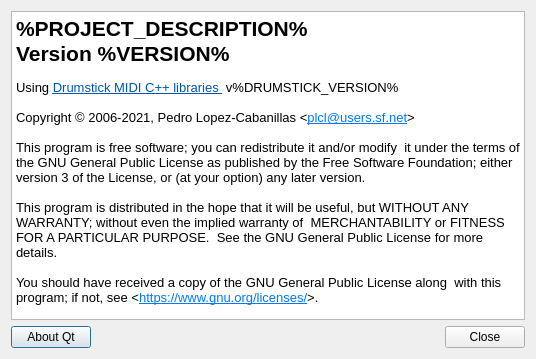
pedrolcl/dmidiplayer, file playerabout.ui: the form before one commit.
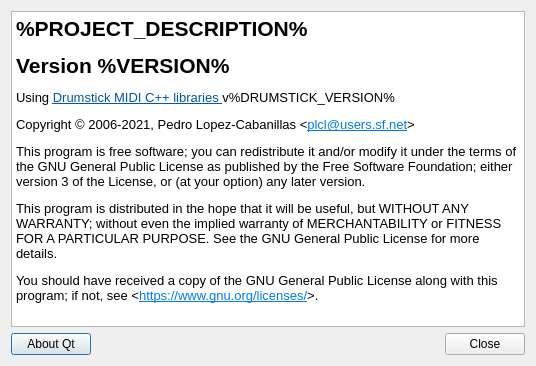
The form after the commit. Icons and pictures are not drawn.

Patch:
```diff
--- a/playerabout.ui
+++ b/playerabout.ui
@@ -7,7 +7,7 @@
     <x>0</x>
     <y>0</y>
     <width>536</width>
-    <height>359</height>
+    <height>366</height>
    </rect>
   </property>
   <property name="windowTitle">
@@ -31,18 +31,13 @@
 &lt;html&gt;&lt;head&gt;&lt;meta name=&quot;qrichtext&quot; content=&quot;1&quot; /&gt;&lt;style type=&quot;text/css&quot;&gt;
 p, li { white-space: pre-wrap; }
 &lt;/style&gt;&lt;/head&gt;&lt;body style=&quot; font-family:'Noto Sans'; font-size:10pt; font-weight:400; font-style:normal;&quot;&gt;
-&lt;p style=&quot; margin-top:0px; margin-bottom:0px; margin-left:0px; margin-right:0px; -qt-block-indent:0; text-indent:0px;&quot;&gt;&lt;span style=&quot; font-family:'Sans Serif'; font-size:16pt; font-weight:600;&quot;&gt;%PROJECT_DESCRIPTION%&lt;/span&gt;&lt;/p&gt;
-&lt;p style=&quot; margin-top:0px; margin-bottom:0px; margin-left:0px; margin-right:0px; -qt-block-indent:0; text-indent:0px;&quot;&gt;&lt;span style=&quot; font-family:'Sans Serif'; font-size:16pt; font-weight:600;&quot;&gt;Version %VERSION%&lt;/span&gt;&lt;/p&gt;
-&lt;p style=&quot;-qt-paragraph-type:empty; margin-top:0px; margin-bottom:0px; margin-left:0px; margin-right:0px; -qt-block-indent:0; text-indent:0px; font-family:'Sans Serif'; font-size:9pt;&quot;&gt;&lt;br /&gt;&lt;/p&gt;
-&lt;p style=&quot; margin-top:0px; margin-bottom:0px; margin-left:0px; margin-right:0px; -qt-block-indent:0; text-indent:0px;&quot;&gt;&lt;span style=&quot; font-family:'Sans Serif';&quot;&gt;Using &lt;/span&gt;&lt;a href=&quot;https://drumstick.sourceforge.io&quot;&gt;&lt;span style=&quot; font-family:'DejaVu Sans'; text-decoration: underline; color:#0057ae;&quot;&gt;Drumstick MIDI C++ libraries &lt;/span&gt;&lt;/a&gt;&lt;span style=&quot; font-family:'Sans Serif';&quot;&gt; v%DRUMSTICK_VERSION%&lt;/span&gt;&lt;/p&gt;
-&lt;p style=&quot;-qt-paragraph-type:empty; margin-top:0px; margin-bottom:0px; margin-left:0px; margin-right:0px; -qt-block-indent:0; text-indent:0px; font-family:'Sans Serif';&quot;&gt;&lt;br /&gt;&lt;/p&gt;
-&lt;p style=&quot; margin-top:0px; margin-bottom:0px; margin-left:0px; margin-right:0px; -qt-block-indent:0; text-indent:0px;&quot;&gt;&lt;span style=&quot; font-family:'Sans Serif';&quot;&gt;Copyright © 2006-2021, Pedro Lopez-Cabanillas &amp;lt;&lt;/span&gt;&lt;a href=&quot;mailto:plcl@users.sf.net?subject=dmidiplayer&quot;&gt;&lt;span style=&quot; text-decoration: underline; color:#007af4;&quot;&gt;plcl@users.sf.net&lt;/span&gt;&lt;/a&gt;&lt;span style=&quot; font-family:'Sans Serif';&quot;&gt;&amp;gt;&lt;/span&gt;&lt;/p&gt;
-&lt;p style=&quot; margin-top:0px; margin-bottom:0px; margin-left:0px; margin-right:0px; -qt-block-indent:0; text-indent:0px;&quot;&gt;&lt;span style=&quot; font-family:'Sans Serif';&quot;&gt; &lt;/span&gt;&lt;/p&gt;
-&lt;p style=&quot; margin-top:0px; margin-bottom:0px; margin-left:0px; margin-right:0px; -qt-block-indent:0; text-indent:0px;&quot;&gt;&lt;span style=&quot; font-family:'Sans Serif';&quot;&gt;This program is free software; you can redistribute it and/or modify  it under the terms of the GNU General Public License as published by the Free Software Foundation; either version 3 of the License, or (at your option) any later version.&lt;/span&gt;&lt;/p&gt;
-&lt;p style=&quot; margin-top:0px; margin-bottom:0px; margin-left:0px; margin-right:0px; -qt-block-indent:0; text-indent:0px;&quot;&gt;&lt;span style=&quot; font-family:'Sans Serif';&quot;&gt; &lt;/span&gt;&lt;/p&gt;
-&lt;p style=&quot; margin-top:0px; margin-bottom:0px; margin-left:0px; margin-right:0px; -qt-block-indent:0; text-indent:0px;&quot;&gt;&lt;span style=&quot; font-family:'Sans Serif';&quot;&gt;This program is distributed in the hope that it will be useful, but WITHOUT ANY WARRANTY; without even the implied warranty of  MERCHANTABILITY or FITNESS FOR A PARTICULAR PURPOSE.  See the GNU General Public License for more details.&lt;/span&gt;&lt;/p&gt;
-&lt;p style=&quot; margin-top:0px; margin-bottom:0px; margin-left:0px; margin-right:0px; -qt-block-indent:0; text-indent:0px;&quot;&gt;&lt;span style=&quot; font-family:'Sans Serif';&quot;&gt; &lt;/span&gt;&lt;/p&gt;
-&lt;p style=&quot; margin-top:0px; margin-bottom:0px; margin-left:0px; margin-right:0px; -qt-block-indent:0; text-indent:0px;&quot;&gt;&lt;span style=&quot; font-family:'Sans Serif';&quot;&gt;You should have received a copy of the GNU General Public License along  with this program; if not, &lt;/span&gt;&lt;span style=&quot; font-family:'Hack';&quot;&gt;see &amp;lt;&lt;/span&gt;&lt;a href=&quot;https://www.gnu.org/licenses/&quot;&gt;&lt;span style=&quot; text-decoration: underline; color:#007af4;&quot;&gt;https://www.gnu.org/licenses/&lt;/span&gt;&lt;/a&gt;&lt;span style=&quot; font-family:'Hack';&quot;&gt;&amp;gt;.&lt;/span&gt;&lt;/p&gt;&lt;/body&gt;&lt;/html&gt;</string>
+&lt;p style=&quot; margin-top:12px; margin-bottom:12px; margin-left:0px; margin-right:0px; -qt-block-indent:0; text-indent:0px;&quot;&gt;&lt;img src=&quot;:/dmidiplayer.png&quot; style=&quot;float: left;&quot; /&gt;&lt;span style=&quot; font-family:'Sans Serif'; font-size:16pt; font-weight:600;&quot;&gt;%PROJECT_DESCRIPTION%&lt;/span&gt;&lt;/p&gt;
+&lt;p style=&quot; margin-top:12px; margin-bottom:12px; margin-left:0px; margin-right:0px; -qt-block-indent:0; text-indent:0px;&quot;&gt;&lt;span style=&quot; font-family:'Sans Serif'; font-size:16pt; font-weight:600;&quot;&gt;Version %VERSION%&lt;/span&gt;&lt;/p&gt;
+&lt;p style=&quot; margin-top:12px; margin-bottom:12px; margin-left:0px; margin-right:0px; -qt-block-indent:0; text-indent:0px;&quot;&gt;&lt;span style=&quot; font-family:'Sans Serif';&quot;&gt;Using &lt;/span&gt;&lt;a href=&quot;https://drumstick.sourceforge.io&quot;&gt;&lt;span style=&quot; font-family:'DejaVu Sans'; text-decoration: underline; color:#0057ae;&quot;&gt;Drumstick MIDI C++ libraries &lt;/span&gt;&lt;/a&gt;&lt;span style=&quot; font-family:'Sans Serif';&quot;&gt;v%DRUMSTICK_VERSION%&lt;/span&gt;&lt;/p&gt;
+&lt;p style=&quot; margin-top:12px; margin-bottom:12px; margin-left:0px; margin-right:0px; -qt-block-indent:0; text-indent:0px;&quot;&gt;&lt;span style=&quot; font-family:'Sans Serif';&quot;&gt;Copyright © 2006-2021, Pedro Lopez-Cabanillas &amp;lt;&lt;/span&gt;&lt;a href=&quot;mailto:plcl@users.sf.net?subject=dmidiplayer&quot;&gt;&lt;span style=&quot; text-decoration: underline; color:#007af4;&quot;&gt;plcl@users.sf.net&lt;/span&gt;&lt;/a&gt;&lt;span style=&quot; font-family:'Sans Serif';&quot;&gt;&amp;gt;&lt;/span&gt;&lt;/p&gt;
+&lt;p style=&quot; margin-top:12px; margin-bottom:12px; margin-left:0px; margin-right:0px; -qt-block-indent:0; text-indent:0px;&quot;&gt;&lt;span style=&quot; font-family:'Sans Serif';&quot;&gt;This program is free software; you can redistribute it and/or modify it under the terms of the GNU General Public License as published by the Free Software Foundation; either version 3 of the License, or (at your option) any later version.&lt;/span&gt;&lt;/p&gt;
+&lt;p style=&quot; margin-top:12px; margin-bottom:12px; margin-left:0px; margin-right:0px; -qt-block-indent:0; text-indent:0px;&quot;&gt;&lt;span style=&quot; font-family:'Sans Serif';&quot;&gt;This program is distributed in the hope that it will be useful, but WITHOUT ANY WARRANTY; without even the implied warranty of MERCHANTABILITY or FITNESS FOR A PARTICULAR PURPOSE. See the GNU General Public License for more details.&lt;/span&gt;&lt;/p&gt;
+&lt;p style=&quot; margin-top:12px; margin-bottom:12px; margin-left:0px; margin-right:0px; -qt-block-indent:0; text-indent:0px;&quot;&gt;&lt;span style=&quot; font-family:'Sans Serif';&quot;&gt;You should have received a copy of the GNU General Public License along with this program; if not, &lt;/span&gt;&lt;span style=&quot; font-family:'Hack';&quot;&gt;see &amp;lt;&lt;/span&gt;&lt;a href=&quot;https://www.gnu.org/licenses/&quot;&gt;&lt;span style=&quot; text-decoration: underline; color:#007af4;&quot;&gt;https://www.gnu.org/licenses/&lt;/span&gt;&lt;/a&gt;&lt;span style=&quot; font-family:'Hack';&quot;&gt;&amp;gt;.&lt;/span&gt;&lt;/p&gt;&lt;/body&gt;&lt;/html&gt;</string>
      </property>
      <property name="openExternalLinks">
       <bool>true</bool>
```
Left out of the diff: 36 changed lines with no effect on the pictures.
